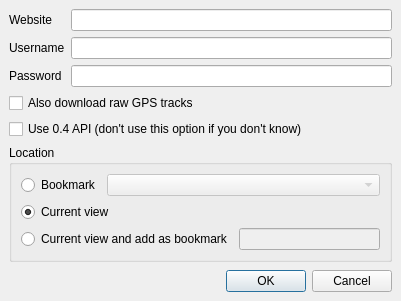
The window that DownloadMapDialog.ui (openstreetmap/merkaartor) describes before a commit, drawn with Qt 5.
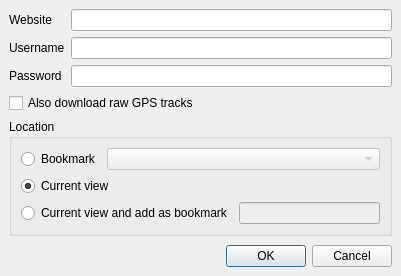
The same window after the commit.

```diff
--- a/DownloadMapDialog.ui
+++ b/DownloadMapDialog.ui
@@ -6,7 +6,7 @@
     <x>0</x>
     <y>0</y>
     <width>401</width>
-    <height>301</height>
+    <height>276</height>
    </rect>
   </property>
   <property name="windowTitle" >
@@ -66,13 +66,6 @@
      </property>
     </widget>
    </item>
-   <item>
-    <widget class="QCheckBox" name="Use04Api" >
-     <property name="text" >
-      <string>Use 0.4 API (don't use this option if you don't know)</string>
-     </property>
-    </widget>
-   </item>
    <item>
     <widget class="QGroupBox" name="groupBox" >
      <property name="title" >
```
